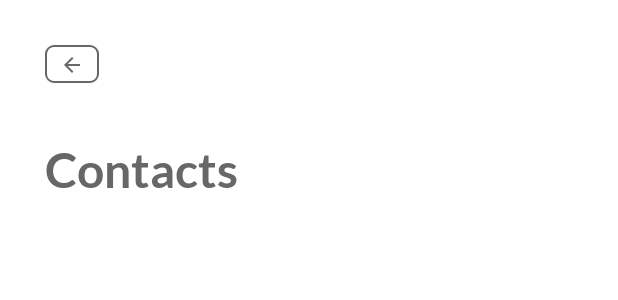
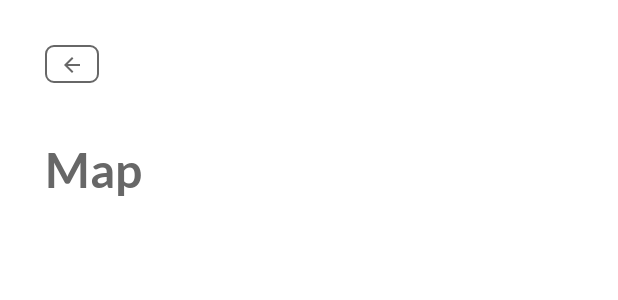
Before and after one commit to ValenciusR/HerAlert, an Android app: the layout fragment_map.xml on its own in the app's theme, with its tools: preview values and no code run, on a phone screen of 412 x 824 dp. Shown: the top 300 px of the screen. Run offline under Robolectric (Android 15) with nearby library versions, the phone set to English and light mode, and no system bars.

Commit message:
Changed Contacts to Map
Removed Contacts
- fragment
- fragment xml
- icon (in navbar)

Added Map:
- map fragment
- map xml
- icon (in navbar)

```diff
--- a/app/src/main/java/com/example/heralert/HomePage.java
+++ b/app/src/main/java/com/example/heralert/HomePage.java
@@ -25,8 +25,9 @@ public class HomePage extends AppCompatActivity {
         binding.bottomNavigationView.setOnItemSelectedListener(item-> {
 
             switch (item.getItemId()){
-                case R.id.contact:
-                    replaceFragment(new ContactsFragment());
+                case R.id.map:
+                    replaceFragment(new MapFragment());
+//                    replaceFragment(new ContactsFragment());
                     break;
 
                 case R.id.settings:
--- a/app/src/main/java/com/example/heralert/ContactsFragment.java
+++ b/app/src/main/java/com/example/heralert/MapFragment.java
@@ -11,12 +11,13 @@ import android.view.LayoutInflater;
 import android.view.View;
 import android.view.ViewGroup;
 
-public class ContactsFragment extends Fragment {
+public class MapFragment extends Fragment {
     AppCompatButton backBtn;
+
     @Override
     public View onCreateView(LayoutInflater inflater, ViewGroup container,
                              Bundle savedInstanceState) {
-        View v = inflater.inflate(R.layout.fragment_contacts, container, false);
+        View v = inflater.inflate(R.layout.fragment_map, container, false);
         backBtn = v.findViewById(R.id.backBtn);
         backBtn.setOnClickListener(new View.OnClickListener() {
             @Override
@@ -24,7 +25,7 @@ public class ContactsFragment extends Fragment {
                 replaceFragment(new HomeFragment());
             }
         });
-        // Inflate the layout for this fragment
+
         return v;
     }
 
--- /dev/null
+++ b/app/src/main/res/drawable/baseline_map_24.xml
@@ -0,0 +1,5 @@
+<vector android:height="24dp" android:tint="#FFFFFF"
+    android:viewportHeight="24" android:viewportWidth="24"
+    android:width="24dp" xmlns:android="http://schemas.android.com/apk/res/android">
+    <path android:fillColor="@android:color/white" android:pathData="M20.5,3l-0.16,0.03L15,5.1 9,3 3.36,4.9c-0.21,0.07 -0.36,0.25 -0.36,0.48V20.5c0,0.28 0.22,0.5 0.5,0.5l0.16,-0.03L9,18.9l6,2.1 5.64,-1.9c0.21,-0.07 0.36,-0.25 0.36,-0.48V3.5c0,-0.28 -0.22,-0.5 -0.5,-0.5zM15,19l-6,-2.11V5l6,2.11V19z"/>
+</vector>
--- a/app/src/main/res/layout/fragment_contacts.xml
+++ b/app/src/main/res/layout/fragment_map.xml
@@ -3,7 +3,7 @@
     xmlns:tools="http://schemas.android.com/tools"
     android:layout_width="match_parent"
     android:layout_height="match_parent"
-    tools:context=".ContactsFragment">
+    tools:context=".MapFragment">
 
     <androidx.appcompat.widget.LinearLayoutCompat
         android:layout_width="match_parent"
@@ -26,7 +26,7 @@
             android:layout_height="wrap_content"
             android:layout_marginTop="38dp"
             android:fontFamily="@font/lato_bold"
-            android:text="Contacts"
+            android:text="Map"
             android:textColor="#676767"
             android:textSize="32dp" />
 
--- a/app/src/main/res/menu/bottom_menu.xml
+++ b/app/src/main/res/menu/bottom_menu.xml
@@ -2,9 +2,9 @@
 <menu xmlns:android="http://schemas.android.com/apk/res/android">
 
     <item
-        android:id="@+id/contact"
-        android:title="Contact"
-        android:icon="@drawable/baseline_phone_24"
+        android:id="@+id/map"
+        android:title="Map"
+        android:icon="@drawable/baseline_map_24"
         />
 
     <item
```
Also changed, not shown: app/src/main/AndroidManifest.xml (+10 -10 lines).
